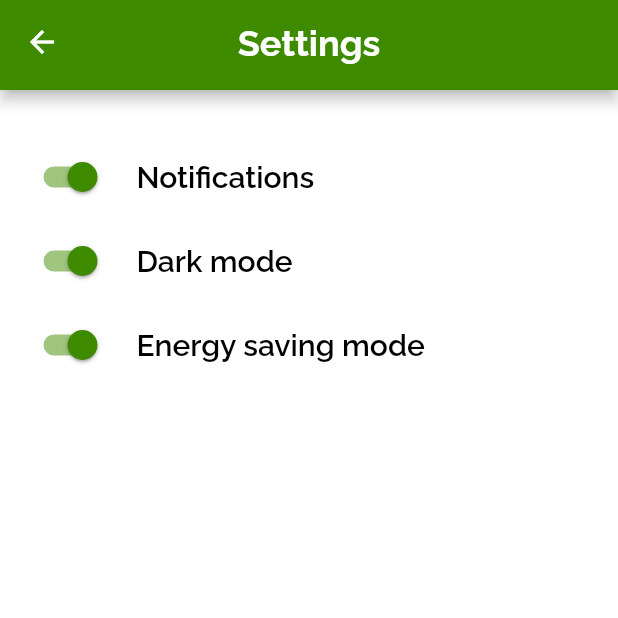
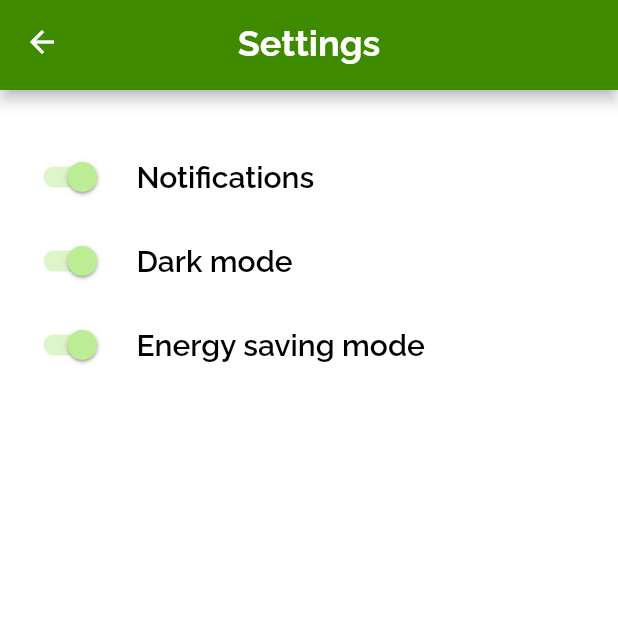
Before and after one commit to MohammadAlAgha/luminexa, a Flutter app: the SettingsPage screen opened by its route, on a phone screen of 412 x 824 dp, the top half of it. Run offline on Flutter 3.47's test engine with Material 2 defaults, Android fonts, the phone set to English and light mode, and no system bars; our stand-ins replace dio, fl_chart, flutter_svg, google_nav_bar.

Commit message:
Frontend:Refactored the styling of the setting page

```diff
--- a/luminexa_mobile/lib/screens/settingsPage.dart
+++ b/luminexa_mobile/lib/screens/settingsPage.dart
@@ -46,41 +46,35 @@ class _SettingsPageState extends State<SettingsPage> {
           children: [
             ListTile(
               leading: Switch(
+                activeColor: Theme.of(context).canvasColor,
                 value: notificationStatus,
                 onChanged: setNotificationStatus,
               ),
               title: Text(
                 "Notifications",
-                style: TextStyle(
-                    fontFamily: "ralewayBold",
-                    color: Colors.black,
-                    fontSize: 20),
+                style: Theme.of(context).textTheme.bodySmall,
               ),
             ),
             ListTile(
               leading: Switch(
+                activeColor: Theme.of(context).canvasColor,
                 value: DarkModeStatus,
                 onChanged: setDarkModeStatus,
               ),
               title: Text(
                 "Dark mode",
-                style: TextStyle(
-                    fontFamily: "ralewayBold",
-                    color: Colors.black,
-                    fontSize: 20),
+                style: Theme.of(context).textTheme.bodySmall,
               ),
             ),
             ListTile(
               leading: Switch(
+                activeColor: Theme.of(context).canvasColor,
                 value: EnergyStatus,
                 onChanged: setEnergyStatus,
               ),
               title: Text(
                 "Energy saving mode",
-                style: TextStyle(
-                    fontFamily: "ralewayBold",
-                    color: Colors.black,
-                    fontSize: 20),
+                style: Theme.of(context).textTheme.bodySmall,
               ),
             ),
           ],
```
